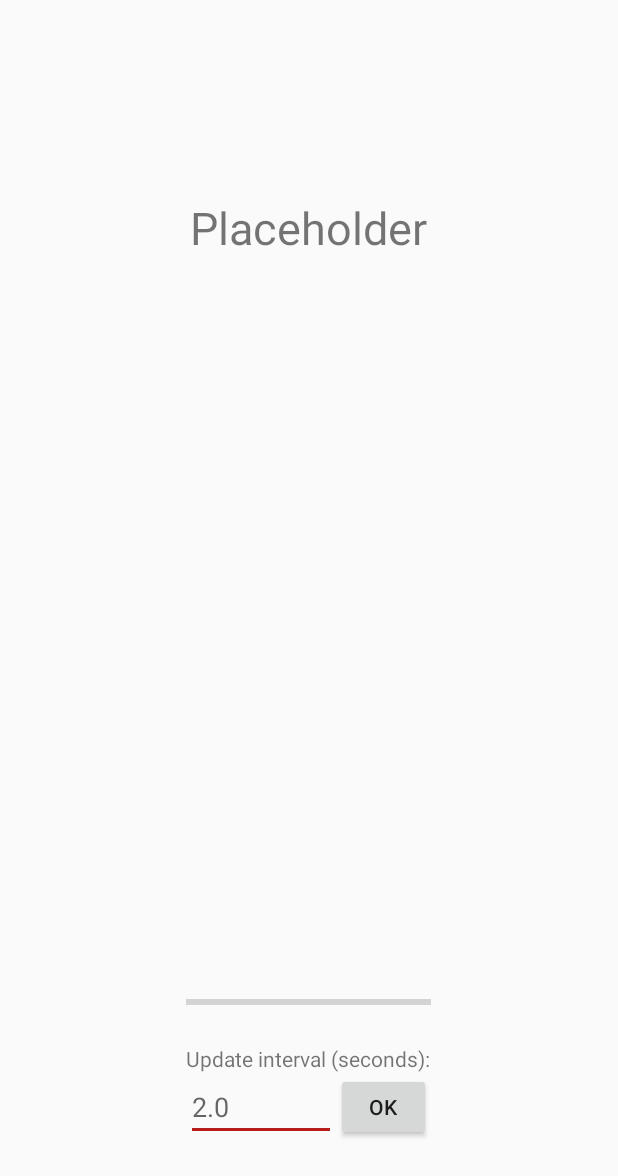
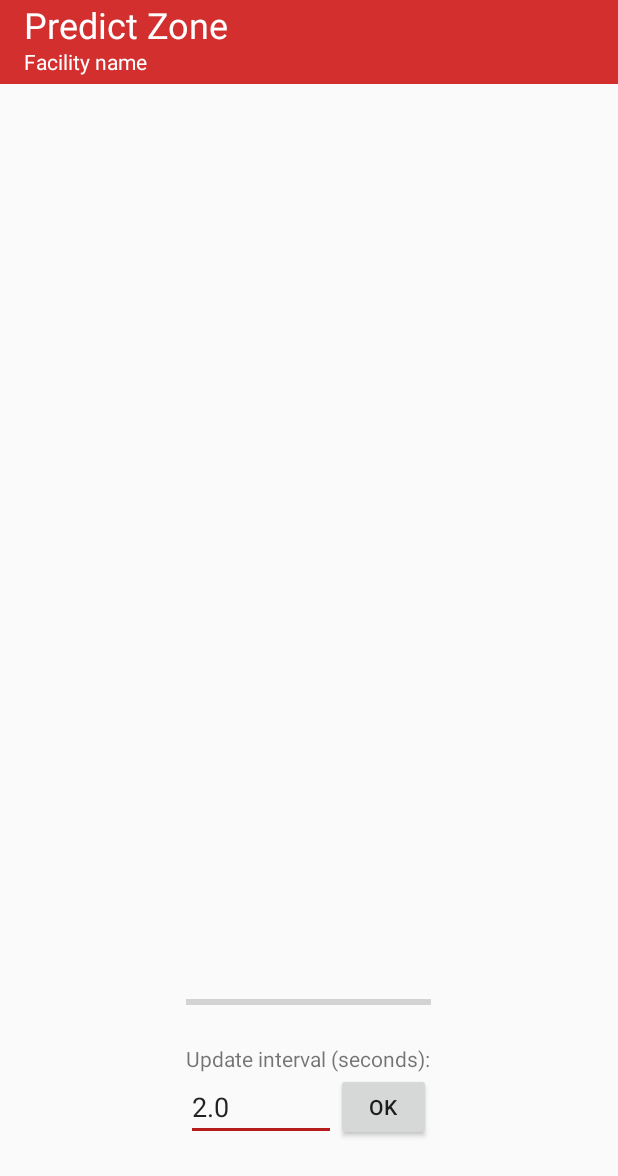
Before and after one commit to adrianodennanni/APScanner, an Android app: the layout activity_predict_zone.xml on its own in the app's theme, with its tools: preview values and no code run, on a phone screen of 412 x 824 dp. Shown: the top 1176 px of the screen. Run offline under Robolectric (Android 15) with nearby library versions, the phone set to English and light mode, and no system bars.

Commit message:
WE ARE THE CHAMPIONS

```diff
--- a/app/src/main/AndroidManifest.xml
+++ b/app/src/main/AndroidManifest.xml
@@ -25,6 +25,7 @@
         </activity>
         <activity android:name=".activities.ZonesActivity" />
         <activity android:name=".activities.AcquisitionsActivity" />
+        <activity android:name=".activities.PredictZoneActivity"></activity>
     </application>
 
 </manifest>
--- a/app/src/main/java/map/net/apscanner/utils/CaptureTask.java
+++ b/app/src/main/java/map/net/apscanner/utils/CaptureTask.java
@@ -73,8 +73,7 @@ public class CaptureTask extends AsyncTask<Void, Void, Void> {
 
         long intervalMiliSeconds = (long) (mCurrentAcquisitionSet.getTime_interval() * 1000);
         mCache = new ArrayList<>();
-
-            /*
+/*
             * This part of the code schedules the scan and calls it after the interval suggested
             * by the user. It is called n times, with n being the value suggested by the user too.
             */
--- a/app/src/main/res/layout/predict_zones_fragment.xml
+++ b/app/src/main/res/layout/activity_predict_zone.xml
@@ -2,6 +2,39 @@
 <RelativeLayout xmlns:android="http://schemas.android.com/apk/res/android"
     android:layout_width="match_parent"
     android:layout_height="match_parent">
+
+    <android.support.v7.widget.Toolbar xmlns:android="http://schemas.android.com/apk/res/android"
+        android:id="@+id/toolbar"
+        android:layout_width="match_parent"
+        android:layout_height="wrap_content"
+        android:background="@color/colorPrimary">
+
+    </android.support.v7.widget.Toolbar>
+
+    <TextView
+        android:id="@+id/subtitleFacilityName"
+        android:layout_width="wrap_content"
+        android:layout_height="wrap_content"
+        android:layout_alignBottom="@+id/toolbar"
+        android:layout_alignParentLeft="true"
+        android:layout_alignParentStart="true"
+        android:layout_marginBottom="5dp"
+        android:layout_marginLeft="16dp"
+        android:layout_marginStart="16dp"
+        android:text="@string/facility_name"
+        android:textAppearance="?android:attr/textAppearanceSmall"
+        android:textColor="#ffffff" />
+
+    <TextView
+        android:id="@+id/title"
+        android:layout_width="wrap_content"
+        android:layout_height="wrap_content"
+        android:layout_above="@+id/subtitleFacilityName"
+        android:layout_alignLeft="@+id/subtitleFacilityName"
+        android:layout_alignStart="@+id/subtitleFacilityName"
+        android:text="@string/predict_zone"
+        android:textColor="@android:color/primary_text_dark"
+        android:textSize="24sp" />
 
     <TextView
         android:id="@+id/titleUpdateInterval"
@@ -20,8 +53,8 @@
         android:layout_alignStart="@+id/titleUpdateInterval"
         android:layout_marginBottom="63dp"
         android:ems="10"
-        android:hint="@string/_2_0"
-        android:inputType="numberDecimal" />
+        android:inputType="numberDecimal"
+        android:text="@string/_2_0" />
 
     <Button
         android:id="@+id/button2"
@@ -54,6 +87,5 @@
         android:layout_alignParentTop="true"
         android:layout_centerHorizontal="true"
         android:layout_marginTop="131dp"
-        android:text="@string/Placeholder"
         android:textSize="30sp" />
 </RelativeLayout>
--- a/app/src/main/res/values/strings.xml
+++ b/app/src/main/res/values/strings.xml
@@ -36,4 +36,5 @@
     <string name="_2_0">2.0</string>
     <string name="acquire_current_zone">Acquire current zone</string>
     <string name="upload_current_acquisition_set">Upload current acquisition set</string>
+    <string name="predict_zone">Predict Zone</string>
 </resources>
```
Also changed, not shown: app/src/main/java/map/net/apscanner/activities/AcquisitionsActivity.java (+4 -3 lines), app/src/main/java/map/net/apscanner/activities/PredictZoneActivity.java (added, +218 -0 lines), app/src/main/java/map/net/apscanner/activities/ZonesActivity.java (+13 -1 lines), app/src/main/java/map/net/apscanner/fragments/PredictZonesFragment.java (deleted, +0 -23 lines).
